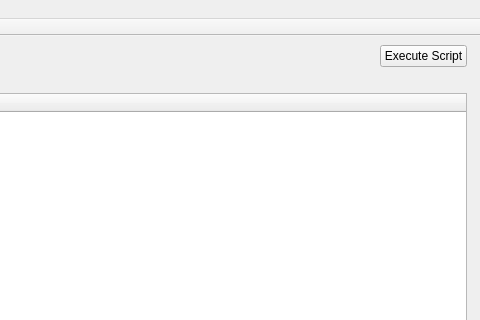
KmolYuan/kmol-editor, file core/main_window/main_window.ui: the form before one commit; both pictures show x 484 to 964 and y 0 to 320 of the 964 by 829 pixel window.
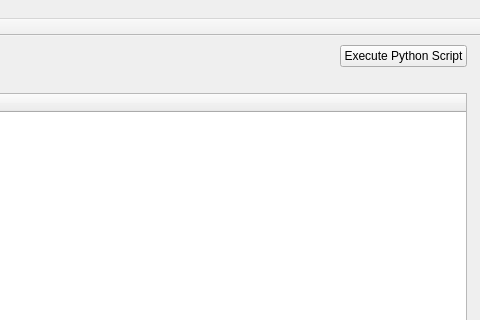
The form after the commit. Icons and pictures are not drawn.

Commit message: Adjust the text of execute button.

```diff
--- a/core/main_window/main_window.ui
+++ b/core/main_window/main_window.ui
@@ -61,7 +61,7 @@
            <item>
             <widget class="QPushButton" name="exec_button">
              <property name="text">
-              <string>Execute Script</string>
+              <string>Execute Python Script</string>
              </property>
             </widget>
            </item>
```
The commit also changes 1 other file.
